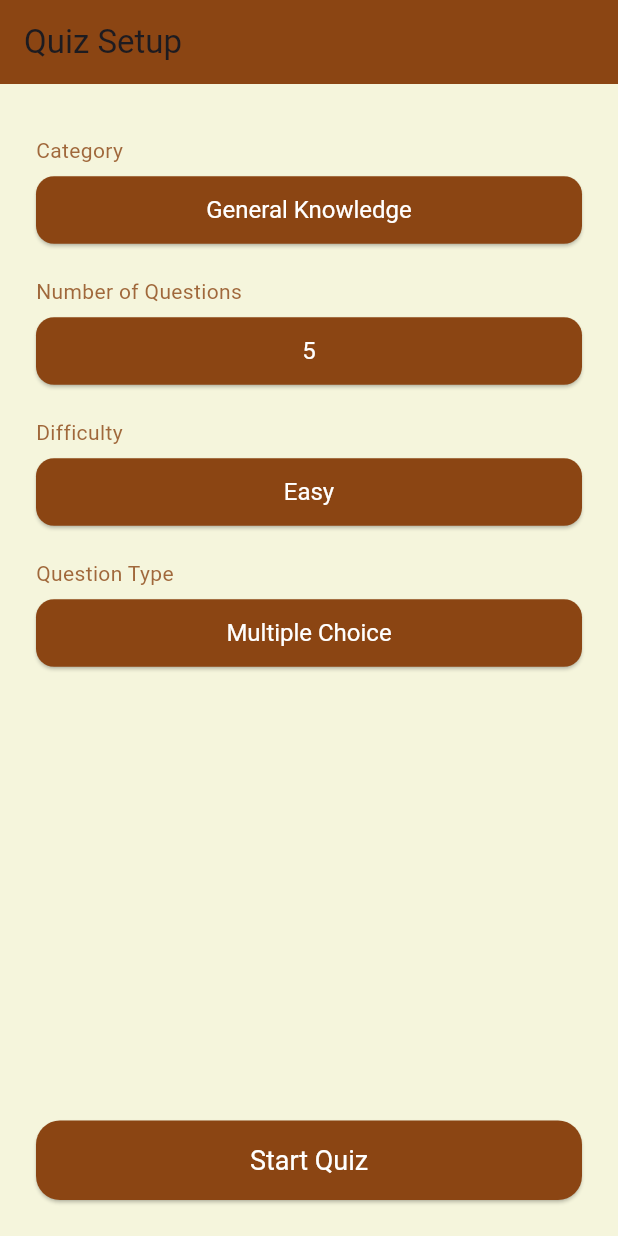
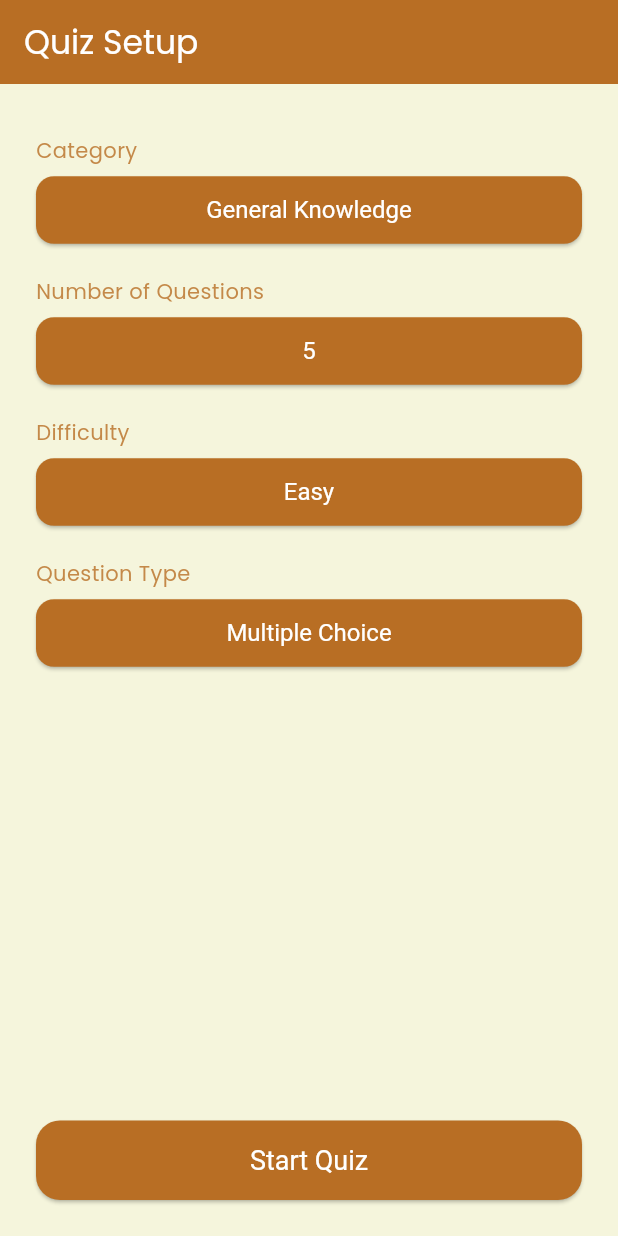
Before and after one commit to Joshika-21/inclass_15, a Flutter app: the screen it shows after launch, on a phone screen of 412 x 824 dp. Run offline on Flutter 3.47's test engine with Material 3 defaults, Android fonts, the phone set to English and light mode, and no system bars; our stand-ins replace google_fonts, html_unescape.

Commit message:
Improved UI

```diff
--- a/lib/main.dart
+++ b/lib/main.dart
@@ -1,4 +1,5 @@
 import 'package:flutter/material.dart';
+import 'package:google_fonts/google_fonts.dart';
 import 'start_screen.dart';
 
 void main() => runApp(MyApp());
@@ -7,8 +8,22 @@ class MyApp extends StatelessWidget {
   @override
   Widget build(BuildContext context) {
     return MaterialApp(
-      title: 'Trivia Quiz App',
-      theme: ThemeData(primarySwatch: Colors.blue),
+      title: 'Quiz App',
+      theme: ThemeData(
+        scaffoldBackgroundColor: const Color(0xFFF5F5DC),
+        textTheme: GoogleFonts.poppinsTextTheme(),
+        appBarTheme: AppBarTheme(
+          backgroundColor: const Color(0xFFA0522D),
+          foregroundColor: Colors.white,
+        ),
+        elevatedButtonTheme: ElevatedButtonThemeData(
+          style: ElevatedButton.styleFrom(
+            backgroundColor: const Color(0xFFA0522D),
+            foregroundColor: Colors.white,
+            textStyle: const TextStyle(fontSize: 16),
+          ),
+        ),
+      ),
       home: StartScreen(),
     );
   }
--- a/lib/start_screen.dart
+++ b/lib/start_screen.dart
@@ -33,7 +33,7 @@ class _StartScreenState extends State<StartScreen> {
   };
 
   final Color _beige = const Color(0xFFF5F5DC);
-  final Color _brown = const Color(0xFF8B4513);
+  final Color _brown = const Color.fromARGB(255, 184, 110, 36);
 
   Future<void> _showSelectionDialog<T>({
     required String title,
@@ -190,27 +190,30 @@ class _StartScreenState extends State<StartScreen> {
               onPressed: () {
                 Navigator.push(
                   context,
-                  MaterialPageRoute(
-                    builder:
-                        (_) => QuizScreen(
+                  PageRouteBuilder(
+                    pageBuilder:
+                        (_, __, ___) => QuizScreen(
                           amount: _selectedAmount,
                           category: _selectedCategory,
                           difficulty: _selectedDifficulty,
                           type: _selectedType,
                         ),
+                    transitionsBuilder: (_, animation, __, child) {
+                      return FadeTransition(opacity: animation, child: child);
+                    },
                   ),
                 );
               },
               style: ElevatedButton.styleFrom(
-                padding: EdgeInsets.symmetric(vertical: 16),
-                backgroundColor: _brown,
+                padding: const EdgeInsets.symmetric(vertical: 16),
+                backgroundColor: const Color.fromARGB(255, 184, 110, 36),
                 foregroundColor: Colors.white,
-                textStyle: TextStyle(fontSize: 18),
+                textStyle: const TextStyle(fontSize: 18),
                 shape: RoundedRectangleBorder(
                   borderRadius: BorderRadius.circular(16),
                 ),
               ),
-              child: Text('Start Quiz'),
+              child: const Text('Start Quiz'),
             ),
           ],
         ),
--- a/pubspec.yaml
+++ b/pubspec.yaml
@@ -36,6 +36,7 @@ dependencies:
   cupertino_icons: ^1.0.8
   http: ^1.3.0
   html_unescape: ^2.0.0
+  google_fonts: ^6.1.0
 
 dev_dependencies:
   flutter_test:
```
Also changed, not shown: lib/quiz_screen.dart (+6 -1 lines), pubspec.lock, 1 other file.
